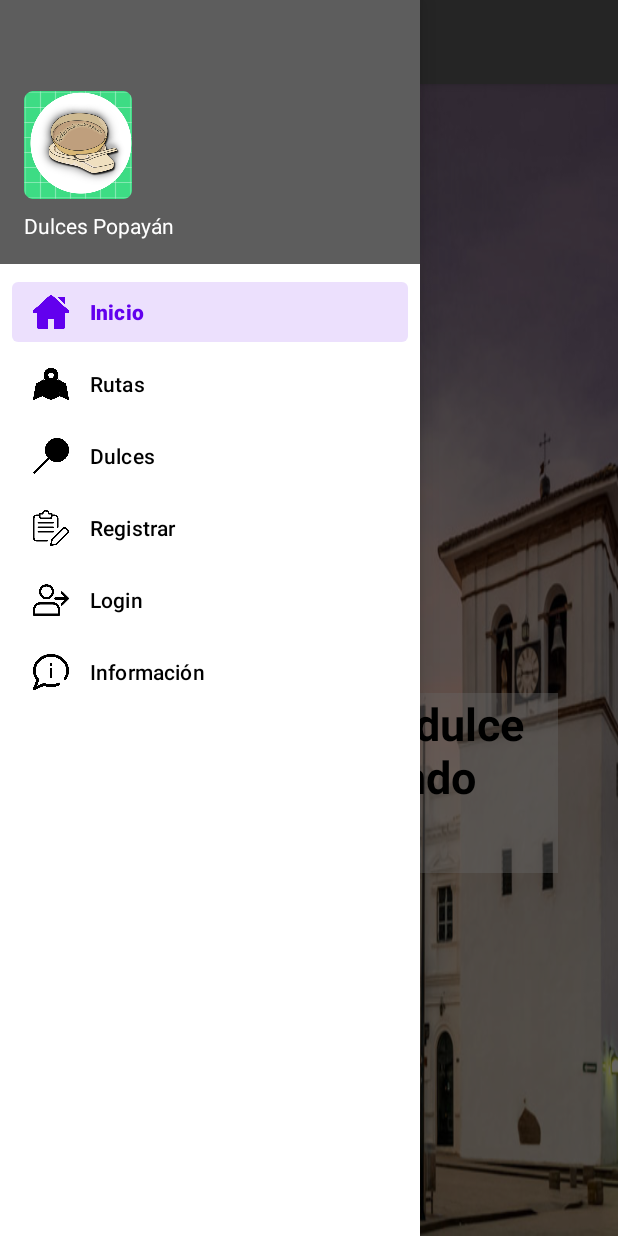
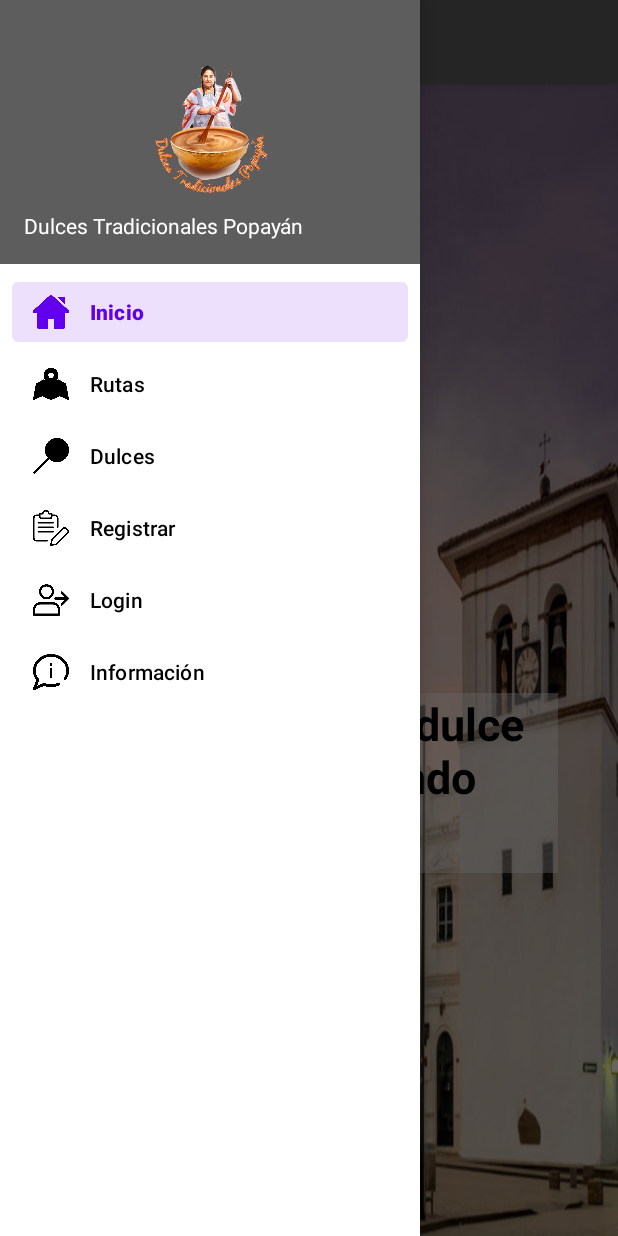
Before and after one commit to dsrestrepo/DulcesPopayanJava, an Android app: the screen it shows after launch (MainActivity), with the side drawer open, on a phone screen of 412 x 824 dp. Run offline under Robolectric (Android 15) with nearby library versions, the phone set to English and light mode, and no system bars; our stand-ins replace Firebase (no records; nobody signed in at launch, a user with empty details on screens opened directly), navigation-ui.

Commit message:
change image

```diff
--- a/app/src/main/java/edu/unicauca/appsmoviles/dulces_popayan_java2/LoginFragment.java
+++ b/app/src/main/java/edu/unicauca/appsmoviles/dulces_popayan_java2/LoginFragment.java
@@ -1,5 +1,6 @@
 package edu.unicauca.appsmoviles.dulces_popayan_java2;
 
+import android.content.ClipData;
 import android.content.Intent;
 import android.os.Bundle;
 
--- a/app/src/main/res/layout/nav_header_main.xml
+++ b/app/src/main/res/layout/nav_header_main.xml
@@ -15,11 +15,11 @@
 
     <ImageView
         android:id="@+id/imageView"
-        android:layout_width="wrap_content"
-        android:layout_height="wrap_content"
+        android:layout_width="match_parent"
+        android:layout_height="102dp"
         android:contentDescription="@string/nav_header_desc"
         android:paddingTop="@dimen/nav_header_vertical_spacing"
-        app:srcCompat="@mipmap/ic_launcher_round" />
+        app:srcCompat="@drawable/dulcespopa"/>
 
     <TextView
         android:layout_width="match_parent"
--- a/app/src/main/res/values/strings.xml
+++ b/app/src/main/res/values/strings.xml
@@ -2,7 +2,7 @@
     <string name="app_name">Dulces Popayán</string>
     <string name="navigation_drawer_open">Open navigation drawer</string>
     <string name="navigation_drawer_close">Close navigation drawer</string>
-    <string name="nav_header_title">Dulces Popayán</string>
+    <string name="nav_header_title">Dulces Tradicionales Popayán</string>
     <string name="nav_header_subtitle">android.studio@android.com</string>
     <string name="nav_header_desc">Navigation header</string>
     <string name="action_settings">Settings</string>
```
Also changed, not shown: app/src/main/res/drawable/dulcespopa.png, 1 other file.
